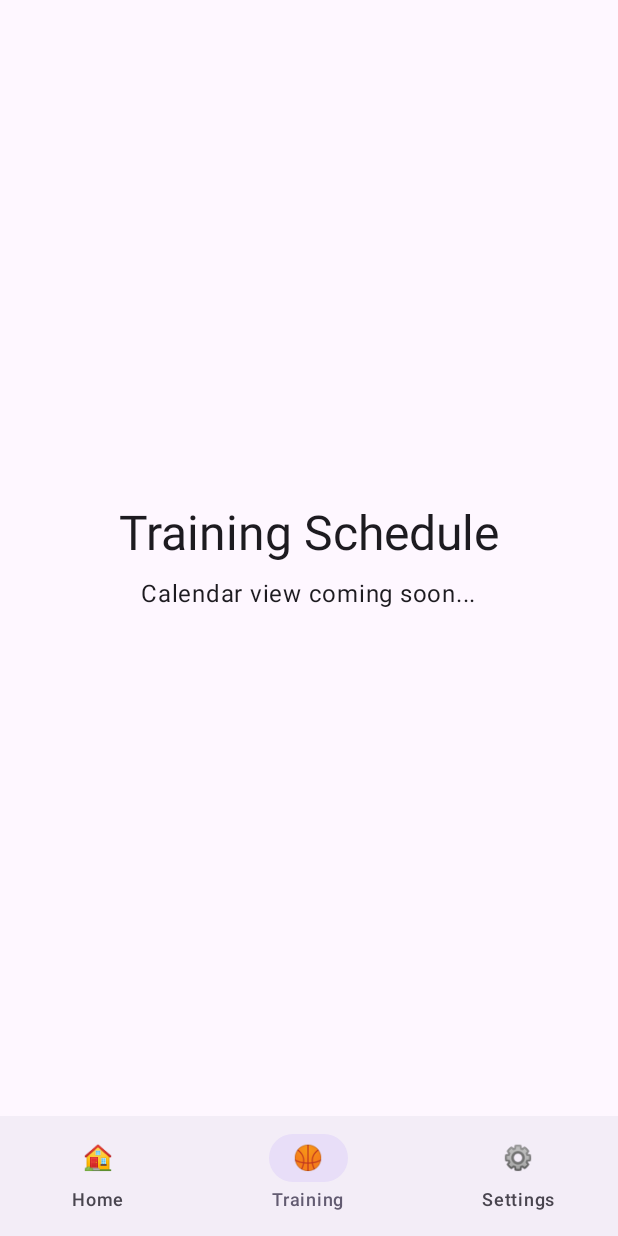
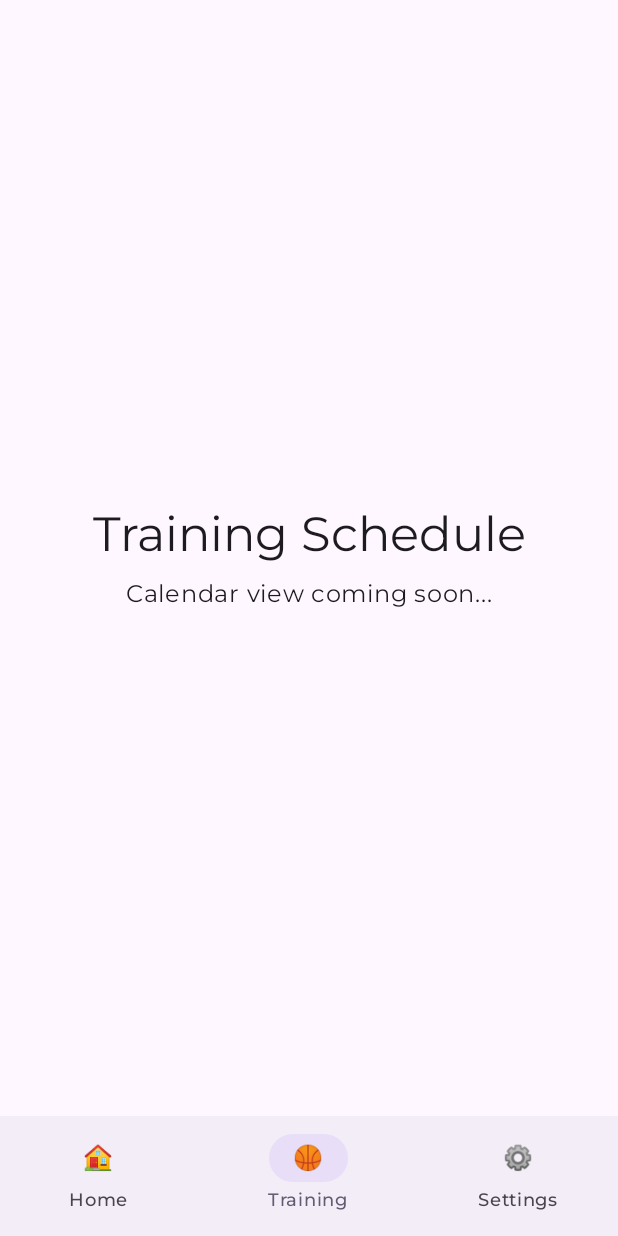
Before and after one commit to carlosmeisen/DouroBats, an Android app built with Jetpack Compose: the screen it shows after launch (MainActivity), item 2 of the bottom bar chosen, on a phone screen of 412 x 824 dp. Run offline under Robolectric (Android 15) with nearby library versions, the phone set to English and light mode, and no system bars; our stand-ins replace Compose Multiplatform resources.

Commit message:
Enable Montserrat custom fonts using Compose Resources
Activate custom font loading with the TTF files that were added:
- Make font loading and typography creation composable functions
- Update AppTheme to use AppTypography() as a function
- Fonts now work across Android and iOS through Compose Resources

All 4 Montserrat font weights (regular, medium, semibold, bold) are loaded
and applied to the complete Material Design typography scale.

```diff
--- a/core/ui/src/commonMain/kotlin/pt/dourobats/app/core/ui/theme/Theme.kt
+++ b/core/ui/src/commonMain/kotlin/pt/dourobats/app/core/ui/theme/Theme.kt
@@ -260,7 +260,7 @@ fun AppTheme(
 
   MaterialTheme(
     colorScheme = colorScheme,
-    typography = AppTypography,
+    typography = AppTypography(),
     content = content
   )
 }
--- a/core/ui/src/commonMain/kotlin/pt/dourobats/app/core/ui/theme/Type.kt
+++ b/core/ui/src/commonMain/kotlin/pt/dourobats/app/core/ui/theme/Type.kt
@@ -1,64 +1,49 @@
 package pt.dourobats.app.core.ui.theme
 
 import androidx.compose.material3.Typography
+import androidx.compose.runtime.Composable
 import androidx.compose.ui.text.TextStyle
 import androidx.compose.ui.text.font.FontFamily
 import androidx.compose.ui.text.font.FontWeight
 import androidx.compose.ui.unit.sp
-// Uncomment these imports after adding font files:
-// import dourobats.core.ui.generated.resources.Res
-// import dourobats.core.ui.generated.resources.montserrat_bold
-// import dourobats.core.ui.generated.resources.montserrat_medium
-// import dourobats.core.ui.generated.resources.montserrat_regular
-// import dourobats.core.ui.generated.resources.montserrat_semibold
-// import org.jetbrains.compose.resources.Font
+import dourobats.core.ui.generated.resources.Res
+import dourobats.core.ui.generated.resources.montserrat_bold
+import dourobats.core.ui.generated.resources.montserrat_medium
+import dourobats.core.ui.generated.resources.montserrat_regular
+import dourobats.core.ui.generated.resources.montserrat_semibold
+import org.jetbrains.compose.resources.Font
 
-// TODO: Add custom fonts using Compose Resources (KMP-compatible)
-//
-// Steps to add custom fonts:
-// 1. Download Montserrat from https://fonts.google.com/specimen/Montserrat
-// 2. Place TTF files in: core/ui/src/commonMain/composeResources/font/
-//    - montserrat_regular.ttf
-//    - montserrat_medium.ttf
-//    - montserrat_semibold.ttf
-//    - montserrat_bold.ttf
-// 3. Uncomment the code below
-// 4. Uncomment the imports above
-// 5. Rebuild the project
-//
-// Uncomment this code after adding font files:
-// val MontserratFontFamily = FontFamily(
-//     Font(Res.font.montserrat_regular, FontWeight.Normal),
-//     Font(Res.font.montserrat_medium, FontWeight.Medium),
-//     Font(Res.font.montserrat_semibold, FontWeight.SemiBold),
-//     Font(Res.font.montserrat_bold, FontWeight.Bold),
-// )
-//
-// Then change these lines to use MontserratFontFamily:
-// val bodyFontFamily = MontserratFontFamily
-// val displayFontFamily = MontserratFontFamily
+// Montserrat font family loaded from Compose Resources (KMP-compatible)
+// Note: Font loading from resources requires @Composable context
+@Composable
+fun montserratFontFamily() = FontFamily(
+    Font(Res.font.montserrat_regular, FontWeight.Normal),
+    Font(Res.font.montserrat_medium, FontWeight.Medium),
+    Font(Res.font.montserrat_semibold, FontWeight.SemiBold),
+    Font(Res.font.montserrat_bold, FontWeight.Bold),
+)
 
-// Currently using default system fonts
-val bodyFontFamily = FontFamily.Default
-val displayFontFamily = FontFamily.Default
+// Create Typography with Montserrat font
+@Composable
+fun AppTypography(): Typography {
+    val fontFamily = montserratFontFamily()
+    val baseline = Typography()
 
-// Default Material 3 typography values
-val baseline = Typography()
-
-val AppTypography = Typography(
-    displayLarge = baseline.displayLarge.copy(fontFamily = displayFontFamily),
-    displayMedium = baseline.displayMedium.copy(fontFamily = displayFontFamily),
-    displaySmall = baseline.displaySmall.copy(fontFamily = displayFontFamily),
-    headlineLarge = baseline.headlineLarge.copy(fontFamily = displayFontFamily),
-    headlineMedium = baseline.headlineMedium.copy(fontFamily = displayFontFamily),
-    headlineSmall = baseline.headlineSmall.copy(fontFamily = displayFontFamily),
-    titleLarge = baseline.titleLarge.copy(fontFamily = displayFontFamily),
-    titleMedium = baseline.titleMedium.copy(fontFamily = displayFontFamily),
-    titleSmall = baseline.titleSmall.copy(fontFamily = displayFontFamily),
-    bodyLarge = baseline.bodyLarge.copy(fontFamily = bodyFontFamily),
-    bodyMedium = baseline.bodyMedium.copy(fontFamily = bodyFontFamily),
-    bodySmall = baseline.bodySmall.copy(fontFamily = bodyFontFamily),
-    labelLarge = baseline.labelLarge.copy(fontFamily = bodyFontFamily),
-    labelMedium = baseline.labelMedium.copy(fontFamily = bodyFontFamily),
-    labelSmall = baseline.labelSmall.copy(fontFamily = bodyFontFamily),
-)
+    return Typography(
+        displayLarge = baseline.displayLarge.copy(fontFamily = fontFamily),
+        displayMedium = baseline.displayMedium.copy(fontFamily = fontFamily),
+        displaySmall = baseline.displaySmall.copy(fontFamily = fontFamily),
+        headlineLarge = baseline.headlineLarge.copy(fontFamily = fontFamily),
+        headlineMedium = baseline.headlineMedium.copy(fontFamily = fontFamily),
+        headlineSmall = baseline.headlineSmall.copy(fontFamily = fontFamily),
+        titleLarge = baseline.titleLarge.copy(fontFamily = fontFamily),
+        titleMedium = baseline.titleMedium.copy(fontFamily = fontFamily),
+        titleSmall = baseline.titleSmall.copy(fontFamily = fontFamily),
+        bodyLarge = baseline.bodyLarge.copy(fontFamily = fontFamily),
+        bodyMedium = baseline.bodyMedium.copy(fontFamily = fontFamily),
+        bodySmall = baseline.bodySmall.copy(fontFamily = fontFamily),
+        labelLarge = baseline.labelLarge.copy(fontFamily = fontFamily),
+        labelMedium = baseline.labelMedium.copy(fontFamily = fontFamily),
+        labelSmall = baseline.labelSmall.copy(fontFamily = fontFamily),
+    )
+}
```
Also changed, not shown: core/ui/src/commonMain/composeResources/font/montserrat_bold.ttf (added), core/ui/src/commonMain/composeResources/font/montserrat_medium.ttf (added), core/ui/src/commonMain/composeResources/font/montserrat_regular.ttf (added), core/ui/src/commonMain/composeResources/font/montserrat_semibold.ttf (added).
